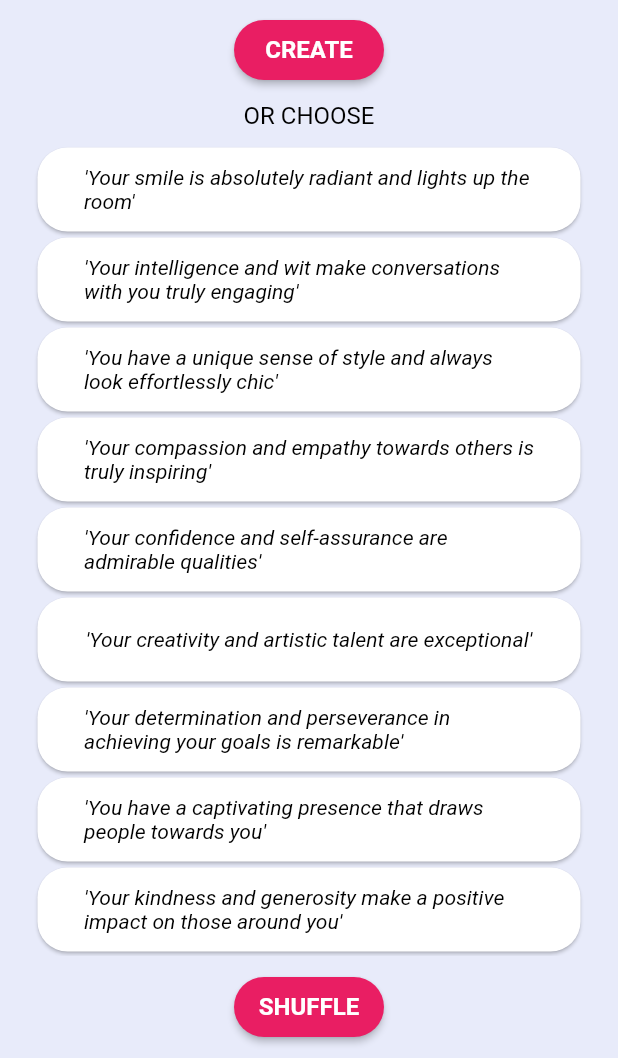
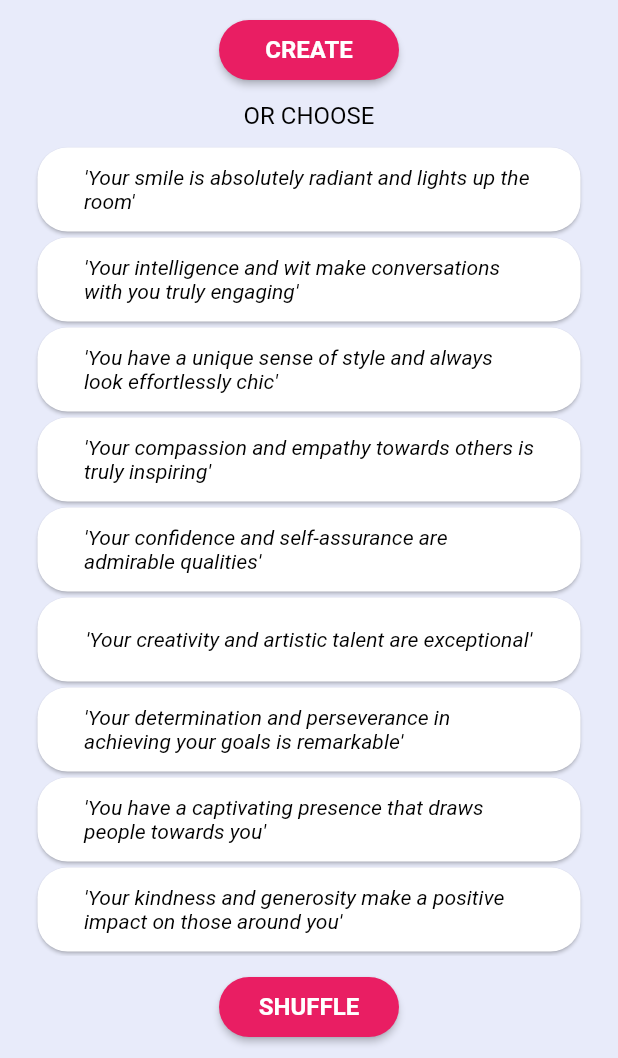
Before and after one commit to dobrunov/compliment_app, a Flutter app: the screen it shows after launch, on a phone screen of 412 x 824 dp, the part 178-1236 px from its top. Run offline on Flutter 3.47's test engine with Material 2 defaults, Android fonts, the phone set to English and light mode, and no system bars; our stand-ins replace image_gallery_saver, permission_handler, screenshot, share_plus.

Commit message:
fix button color and width

```diff
--- a/lib/screens/home_screen.dart
+++ b/lib/screens/home_screen.dart
@@ -86,7 +86,8 @@ class _HomeScreenState extends State<HomeScreen> {
                     ),
                   ),
                   style: ElevatedButton.styleFrom(
-                    fixedSize: const Size(100, 40),
+                    backgroundColor: Colors.pink,
+                    fixedSize: const Size(120, 40),
                     shape: RoundedRectangleBorder(
                       borderRadius: BorderRadius.circular(20),
                     ),
@@ -149,7 +150,8 @@ class _HomeScreenState extends State<HomeScreen> {
                 ),
               ),
               style: ElevatedButton.styleFrom(
-                fixedSize: const Size(100, 40),
+                backgroundColor: Colors.pink,
+                fixedSize: const Size(120, 40),
                 shape: RoundedRectangleBorder(
                   borderRadius: BorderRadius.circular(20),
                 ),
--- a/lib/screens/new_compliment.dart
+++ b/lib/screens/new_compliment.dart
@@ -63,6 +63,7 @@ class _NewComplimentState extends State<NewCompliment> {
                 ),
               ),
               style: ElevatedButton.styleFrom(
+                backgroundColor: Colors.pink,
                 fixedSize: const Size(100, 40),
                 shape: RoundedRectangleBorder(
                   borderRadius: BorderRadius.circular(20),
--- a/lib/widgets/share_button.dart
+++ b/lib/widgets/share_button.dart
@@ -34,7 +34,8 @@ class ShareButton extends StatelessWidget {
         ),
       ),
       style: ElevatedButton.styleFrom(
-        fixedSize: const Size(100, 40),
+        backgroundColor: Colors.pink,
+        fixedSize: const Size(120, 40),
         shape: RoundedRectangleBorder(
           borderRadius: BorderRadius.circular(20),
         ),
```
Also changed, not shown: 1 other file.
